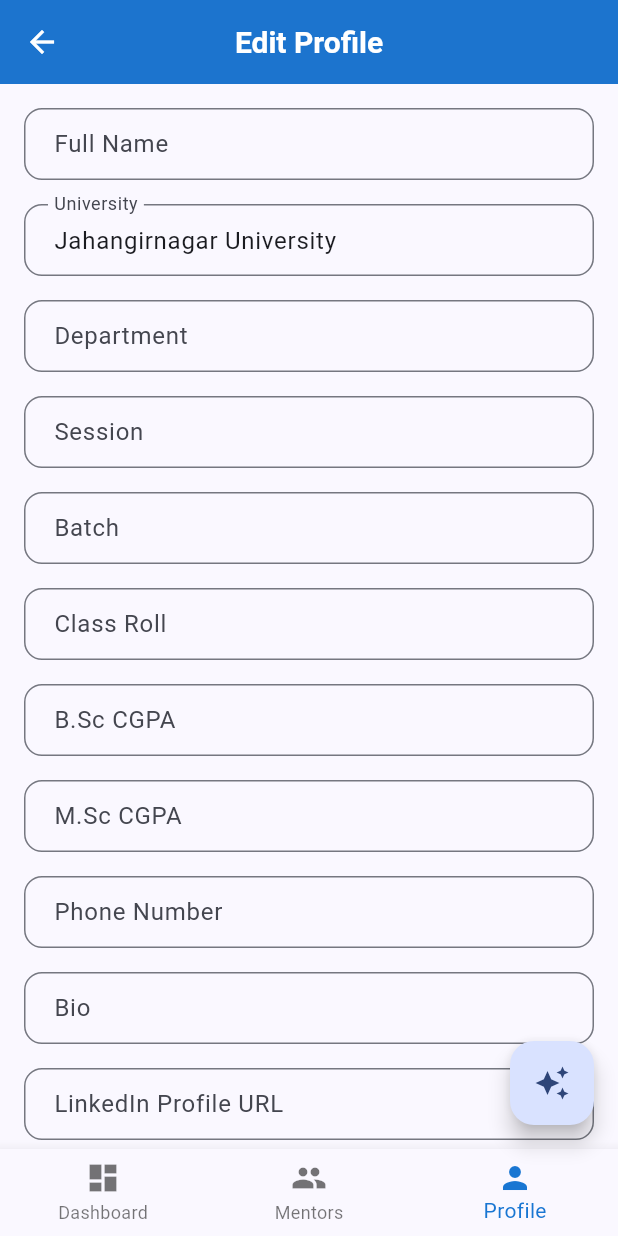
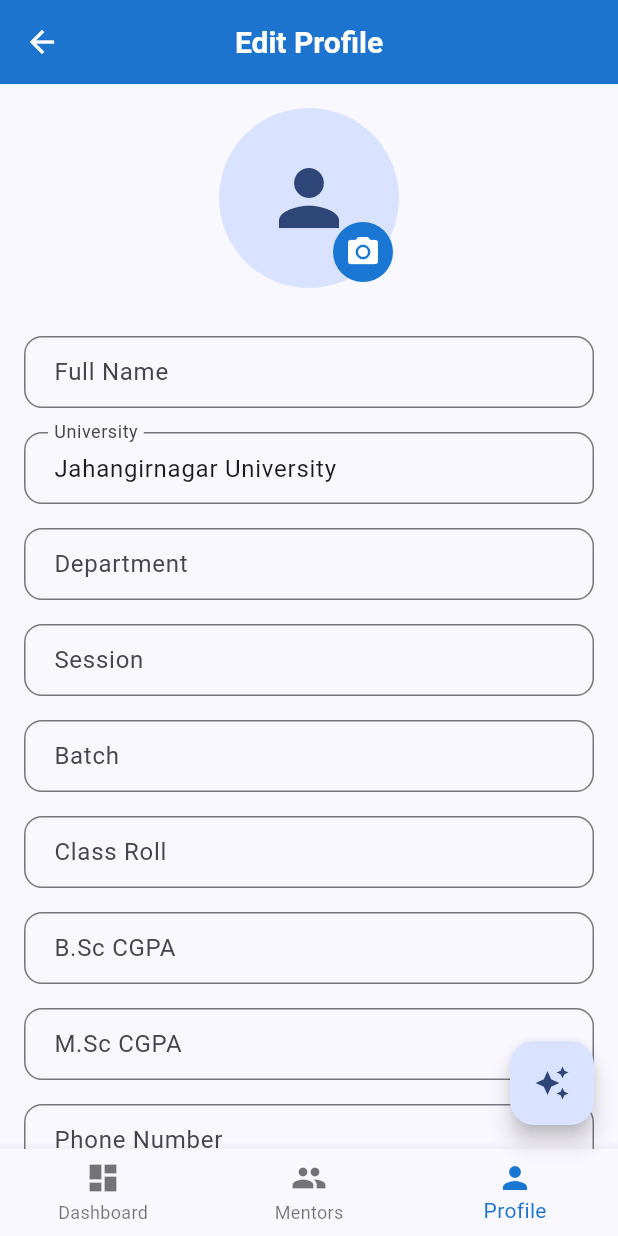
Before and after one commit to AbdullahRFA/campus_guardian, a Flutter app: the EditProfileScreen screen opened by its route, on a phone screen of 412 x 824 dp. Run offline on Flutter 3.47's test engine with Material 3 defaults, Android fonts, the phone set to English and light mode, and no system bars; our stand-ins replace cloud_firestore, firebase_auth, firebase_core, flutter_dotenv, go_router, image_picker and 1 more; missing offline and left inert: gpt_markdown; accounts and stored records are empty.

Commit message:
Update the Edit Profile Screen:
let's modify the EditProfileScreen to allow image selection and display the chosen image locally.

Signed-off-by: AbdullahRFA <shakibrybmn@gmail.com>

```diff
--- a/lib/features/profile/screens/edit_profile_screen.dart
+++ b/lib/features/profile/screens/edit_profile_screen.dart
@@ -1,10 +1,13 @@
+import 'dart:io';
 import 'package:campus_guardian/services/database_service.dart';
+import 'package:campus_guardian/services/storage_service.dart';
 import 'package:campus_guardian/widgets/app_button.dart';
 import 'package:campus_guardian/widgets/app_textfield.dart';
 import 'package:cloud_firestore/cloud_firestore.dart';
 import 'package:firebase_auth/firebase_auth.dart';
 import 'package:flutter/material.dart';
 import 'package:go_router/go_router.dart';
+import 'package:image_picker/image_picker.dart';
 
 class EditProfileScreen extends StatefulWidget {
   const EditProfileScreen({super.key});
@@ -17,7 +20,12 @@ class _EditProfileScreenState extends State<EditProfileScreen> {
   final _formKey = GlobalKey<FormState>();
   bool _isLoading = true;
 
-  // Controllers for all the fields
+  // --- NEW: State variables for image handling ---
+  XFile? _imageFile;
+  String _networkImageUrl = '';
+  final _storageService = StorageService();
+
+  // Controllers for all the text fields
   final _fullNameController = TextEditingController();
   final _universityController = TextEditingController(text: "Jahangirnagar University");
   final _departmentController = TextEditingController();
@@ -44,6 +52,7 @@ class _EditProfileScreenState extends State<EditProfileScreen> {
       final doc = await FirebaseFirestore.instance.collection('users').doc(user.uid).get();
       final data = doc.data();
       if (data != null) {
+        // Populate text fields
         _fullNameController.text = data['fullName'] ?? '';
         _departmentController.text = data['department'] ?? '';
         _sessionController.text = data['session'] ?? '';
@@ -55,17 +64,43 @@ class _EditProfileScreenState extends State<EditProfileScreen> {
         _bioController.text = data['bio'] ?? '';
         _linkedinController.text = data['linkedinUrl'] ?? '';
         _facebookController.text = data['facebookUrl'] ?? '';
+
+        // --- NEW: Load existing profile picture URL ---
+        setState(() {
+          _networkImageUrl = data['profilePicUrl'] ?? '';
+        });
       }
     }
     setState(() => _isLoading = false);
+  }
+
+  // --- NEW: Function to handle picking an image from the gallery ---
+  void _pickImage() async {
+    final file = await _storageService.pickImage();
+    if (file != null) {
+      setState(() {
+        _imageFile = file;
+      });
+    }
   }
 
   Future<void> _saveProfile() async {
     if (_formKey.currentState!.validate()) {
       setState(() => _isLoading = true);
       final user = FirebaseAuth.instance.currentUser;
+      String profilePicUrl = _networkImageUrl;
+
+      // --- NEW: "Upload" the image if a new one was selected ---
+      // This currently uses our placeholder service and won't actually upload.
+      if (_imageFile != null) {
+        profilePicUrl = await _storageService.uploadProfilePicture(
+          user!.uid,
+          File(_imageFile!.path),
+        );
+      }
 
       Map<String, dynamic> updatedData = {
+        'profilePicUrl': profilePicUrl, // Will be empty for now if new image is picked
         'fullName': _fullNameController.text.trim(),
         'university': _universityController.text.trim(),
         'department': _departmentController.text.trim(),
@@ -80,27 +115,23 @@ class _EditProfileScreenState extends State<EditProfileScreen> {
         'facebookUrl': _facebookController.text.trim(),
       };
 
-      // --- NEW: Added try-catch block for error handling ---
       try {
         await DatabaseService(uid: user!.uid).updateUserProfile(updatedData);
-
         if (mounted) {
           ScaffoldMessenger.of(context).showSnackBar(
             const SnackBar(content: Text('Profile updated successfully!'), backgroundColor: Colors.green),
           );
-          context.pop(); // Go back to the profile screen
+          context.pop();
         }
       } catch (e) {
-        // If an error occurs, show it to the user
         if (mounted) {
           ScaffoldMessenger.of(context).showSnackBar(
             SnackBar(content: Text('Failed to update profile: $e'), backgroundColor: Colors.red),
           );
         }
       } finally {
-        // This will run whether the update succeeds or fails
         if (mounted) {
-          setState(() => _isLoading = false); // Always turn off the spinner
+          setState(() => _isLoading = false);
         }
       }
     }
@@ -117,6 +148,35 @@ class _EditProfileScreenState extends State<EditProfileScreen> {
         child: ListView(
           padding: const EdgeInsets.all(16.0),
           children: [
+            // --- NEW: UI for picking and displaying the profile picture ---
+            Center(
+              child: Stack(
+                children: [
+                  CircleAvatar(
+                    radius: 60,
+                    backgroundImage: _imageFile != null
+                        ? FileImage(File(_imageFile!.path)) // Display new local image
+                        : (_networkImageUrl.isNotEmpty
+                        ? NetworkImage(_networkImageUrl) // Display existing network image
+                        : null) as ImageProvider?,
+                    child: _imageFile == null && _networkImageUrl.isEmpty
+                        ? const Icon(Icons.person, size: 60)
+                        : null,
+                  ),
+                  Positioned(
+                    bottom: 0,
+                    right: 0,
+                    child: IconButton.filled(
+                      icon: const Icon(Icons.camera_alt),
+                      onPressed: _pickImage,
+                    ),
+                  ),
+                ],
+              ),
+            ),
+            const SizedBox(height: 32),
+
+            // All your text fields remain the same
             AppTextField(controller: _fullNameController, labelText: 'Full Name'),
             const SizedBox(height: 16),
             AppTextField(controller: _universityController, labelText: 'University'),
```
